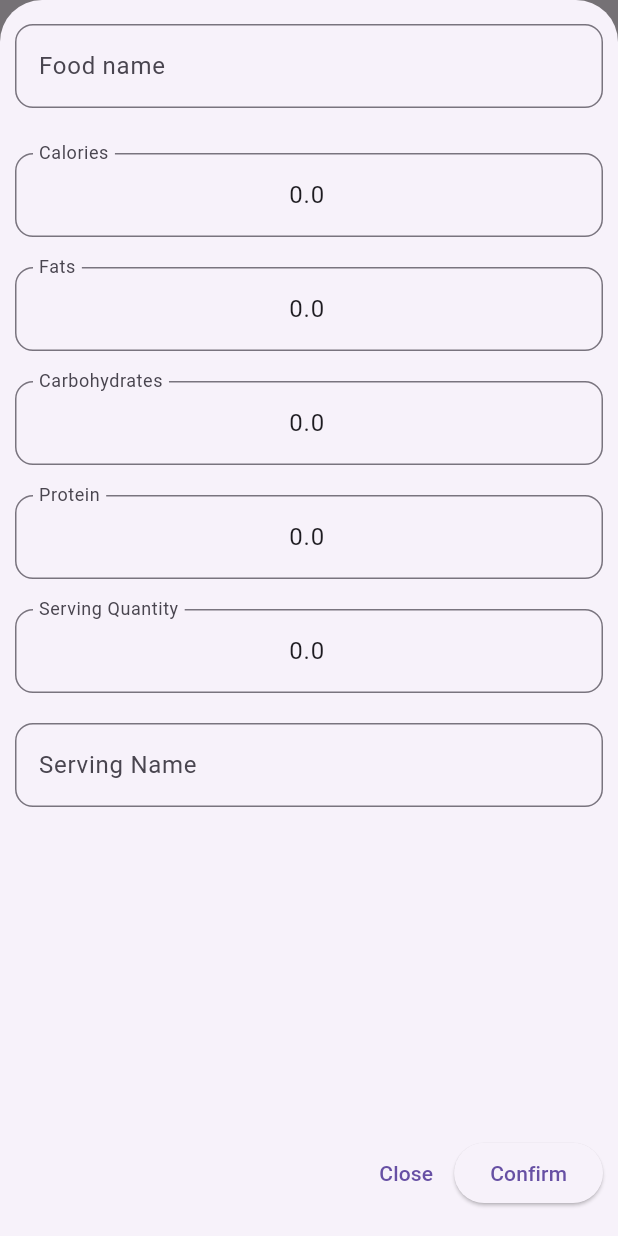
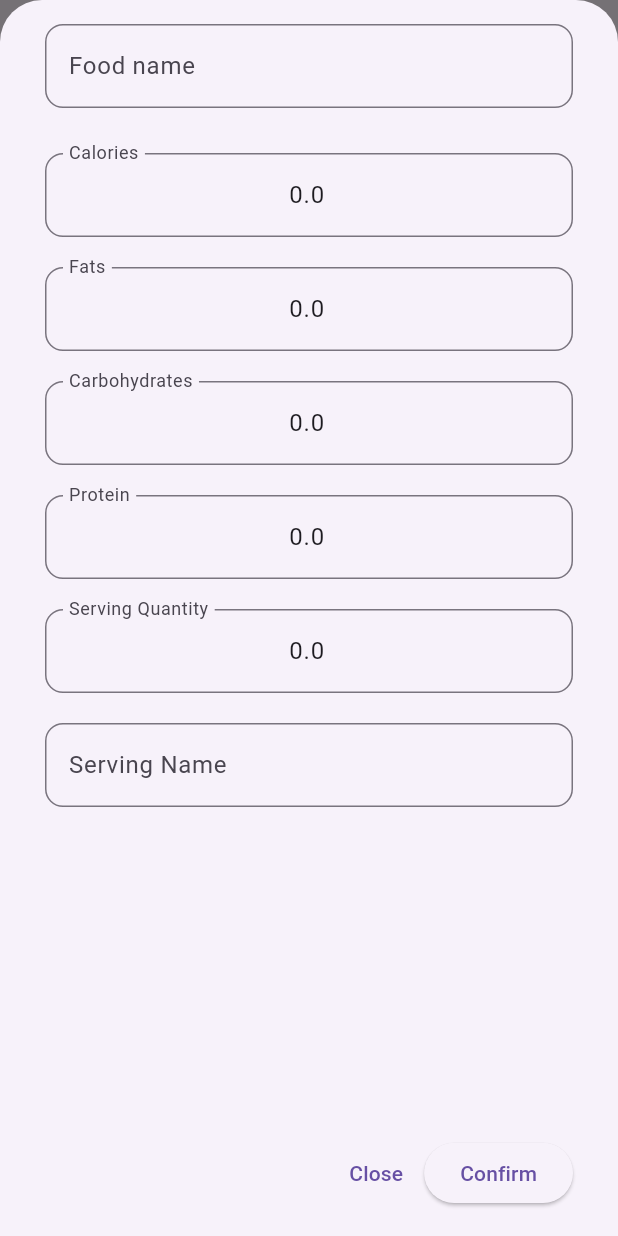
Before and after one commit to sbn998/macros_app, a Flutter app: what showFoodDetailsDialog() shows on an empty page, opened directly with empty values, after a tap on the "edit" icon, on a phone screen of 412 x 824 dp. Run offline on Flutter 3.47's test engine with Material 3 defaults, Android fonts, the phone set to English and light mode, and no system bars; our stand-ins replace device_preview, flutter_riverpod, google_fonts, sqflite, table_calendar; accounts and stored records are empty; generated files the repository leaves out were written again.

Commit message:
created new widget for cleaner code

```diff
--- a/lib/constants/enums.dart
+++ b/lib/constants/enums.dart
@@ -1,4 +1,5 @@
 enum Mode {
   normal,
   adding,
+  editing,
 }
--- a/lib/dialogs/food_screen/details_dialog.dart
+++ b/lib/dialogs/food_screen/details_dialog.dart
@@ -1,41 +1,23 @@
 import 'package:flutter/material.dart';
 
 import 'package:macros_app/models/food_model.dart';
-import 'package:macros_app/widgets/food_screen/food_details/editing_details_modal.dart';
-import 'package:macros_app/widgets/food_screen/food_details/normal_details_modal.dart';
+import 'package:macros_app/widgets/food_screen/food_details/saved_food_dialog_content.dart';
 
 //TODO: Add some graphics to show the macros visually.
 
 void showFoodDetailsDialog(BuildContext context, Food tappedFood) async {
-  bool isEditing = false;
-
-  bool? result = await showModalBottomSheet(
+  showModalBottomSheet(
     context: context,
     isScrollControlled: true,
     useSafeArea: true,
     builder: (context) {
-      return StatefulBuilder(
-        builder: (context, setState) {
-          return Padding(
-            padding: EdgeInsets.only(
-              top: 16,
-              bottom: MediaQuery.of(context).viewInsets.bottom,
-            ),
-            child: isEditing
-                ? EditingSavedFoodModal(tappedFood: tappedFood)
-                : SavedFoodDetailsModal(
-                    onPressEdit: () {
-                      setState(() => isEditing = true);
-                    },
-                    tappedFood: tappedFood),
-          );
-        },
+      return Padding(
+        padding: EdgeInsets.only(
+          top: 16,
+          bottom: MediaQuery.of(context).viewInsets.bottom,
+        ),
+        child: SavedFoodDialogContent(tappedFood: tappedFood),
       );
     },
   );
-
-  // Resets _isEditing if user closes the modal with a gesture.
-  if (result == null) {
-    isEditing = false;
-  }
 }
--- /dev/null
+++ b/lib/widgets/food_screen/food_details/saved_food_dialog_content.dart
@@ -0,0 +1,44 @@
+import 'package:flutter/material.dart';
+import 'package:macros_app/constants/enums.dart';
+import 'package:macros_app/models/food_model.dart';
+import 'package:macros_app/widgets/food_screen/food_details/editing_details_modal.dart';
+import 'package:macros_app/widgets/food_screen/food_details/normal_details_modal.dart';
+
+class SavedFoodDialogContent extends StatefulWidget {
+  final Food tappedFood;
+
+  const SavedFoodDialogContent({
+    super.key,
+    required this.tappedFood,
+  });
+
+  @override
+  State<SavedFoodDialogContent> createState() {
+    return _SavedFoodDialogContentState();
+  }
+}
+
+class _SavedFoodDialogContentState extends State<SavedFoodDialogContent> {
+  Mode _currentMode = Mode.normal;
+
+  void _changeMode() {
+    setState(() {
+      if (_currentMode == Mode.normal) {
+        _currentMode = Mode.editing;
+      } else {
+        _currentMode = Mode.normal;
+      }
+    });
+  }
+
+  @override
+  Widget build(BuildContext context) {
+    return Padding(
+      padding: const EdgeInsets.symmetric(horizontal: 20.0),
+      child: _currentMode == Mode.normal
+          ? SavedFoodDetailsModal(
+              tappedFood: widget.tappedFood, onPressEdit: _changeMode)
+          : EditingSavedFoodModal(tappedFood: widget.tappedFood),
+    );
+  }
+}
```
